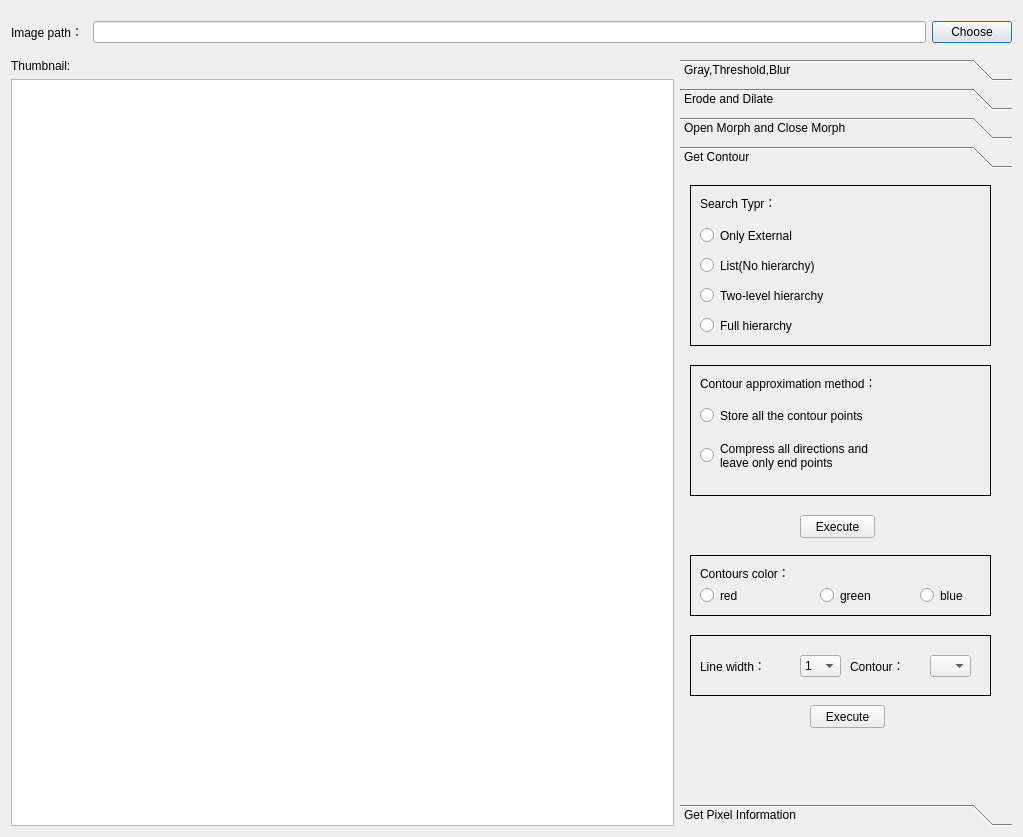
This is imagedraw.ui in Cat7102/Get-Boundary as Qt 5 draws it before an edit. The edited form follows.
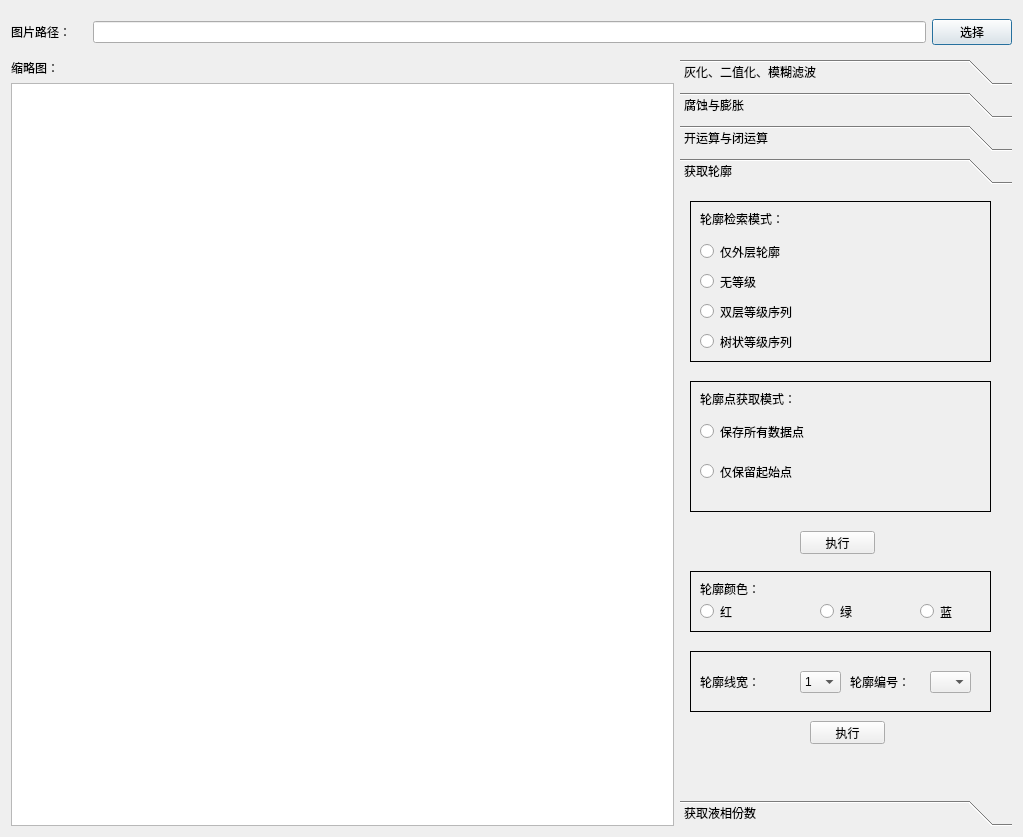
This is the edited form. The open tabs and pages were chosen to show the change.

```diff
--- a/imagedraw.ui
+++ b/imagedraw.ui
@@ -44,7 +44,7 @@
             </sizepolicy>
            </property>
            <property name="text">
-            <string>Image path：</string>
+            <string>图片路径：</string>
            </property>
            <property name="scaledContents">
             <bool>false</bool>
@@ -127,7 +127,7 @@
               </sizepolicy>
              </property>
              <property name="text">
-              <string>Choose</string>
+              <string>选择</string>
              </property>
             </widget>
            </item>
@@ -157,7 +157,7 @@
          <item>
           <widget class="QLabel" name="label_2">
            <property name="text">
-            <string>Thumbnail:</string>
+            <string>缩略图：</string>
            </property>
           </widget>
          </item>
@@ -189,7 +189,7 @@
              </rect>
             </property>
             <attribute name="label">
-             <string>Gray,Threshold,Blur</string>
+             <string>灰化、二值化、模糊滤波</string>
             </attribute>
             <widget class="QFrame" name="frame">
              <property name="geometry">
@@ -574,7 +574,7 @@
              </rect>
             </property>
             <attribute name="label">
-             <string>Erode and Dilate</string>
+             <string>腐蚀与膨胀</string>
             </attribute>
             <widget class="QFrame" name="frame_2">
              <property name="geometry">
@@ -759,7 +759,7 @@
              </rect>
             </property>
             <attribute name="label">
-             <string>Open Morph and Close Morph</string>
+             <string>开运算与闭运算</string>
             </attribute>
             <widget class="QFrame" name="frame_4">
              <property name="geometry">
@@ -861,12 +861,12 @@
              <rect>
               <x>0</x>
               <y>0</y>
-              <width>328</width>
-              <height>591</height>
+              <width>330</width>
+              <height>614</height>
              </rect>
             </property>
             <attribute name="label">
-             <string>Get Contour</string>
+             <string>获取轮廓</string>
             </attribute>
             <widget class="QFrame" name="frame_5">
              <property name="geometry">
@@ -908,7 +908,7 @@
                 </rect>
                </property>
                <property name="text">
-                <string>Search Typr：</string>
+                <string>轮廓检索模式：</string>
                </property>
               </widget>
               <widget class="QRadioButton" name="radioButton_5">
@@ -921,7 +921,7 @@
                 </rect>
                </property>
                <property name="text">
-                <string>Only External</string>
+                <string>仅外层轮廓</string>
                </property>
               </widget>
               <widget class="QRadioButton" name="radioButton_6">
@@ -934,7 +934,7 @@
                 </rect>
                </property>
                <property name="text">
-                <string>List(No hierarchy)</string>
+                <string>无等级</string>
                </property>
               </widget>
               <widget class="QRadioButton" name="radioButton_7">
@@ -947,7 +947,7 @@
                 </rect>
                </property>
                <property name="text">
-                <string>Two-level hierarchy</string>
+                <string>双层等级序列</string>
                </property>
               </widget>
               <widget class="QRadioButton" name="radioButton_8">
@@ -960,7 +960,7 @@
                 </rect>
                </property>
                <property name="text">
-                <string>Full hierarchy</string>
+                <string>树状等级序列</string>
                </property>
               </widget>
              </widget>
@@ -989,7 +989,7 @@
                 </rect>
                </property>
                <property name="text">
-                <string>Contour approximation method：</string>
+                <string>轮廓点获取模式：</string>
                </property>
               </widget>
               <widget class="QRadioButton" name="radioButton_13">
@@ -1002,7 +1002,7 @@
                 </rect>
                </property>
                <property name="text">
-                <string>Store all the contour points</string>
+                <string>保存所有数据点</string>
                </property>
               </widget>
               <widget class="QRadioButton" name="radioButton_14">
@@ -1015,8 +1015,7 @@
                 </rect>
                </property>
                <property name="text">
-                <string>Compress all directions and 
-leave only end points</string>
+                <string>仅保留起始点</string>
                </property>
               </widget>
              </widget>
@@ -1031,7 +1030,7 @@
               </rect>
              </property>
              <property name="text">
-              <string>Execute</string>
+              <string>执行</string>
              </property>
             </widget>
             <widget class="QPushButton" name="pushButton_9">
@@ -1044,7 +1043,7 @@
               </rect>
              </property>
              <property name="text">
-              <string>Execute</string>
+              <string>执行</string>
              </property>
             </widget>
             <widget class="QFrame" name="frame_9">
@@ -1072,7 +1071,7 @@
                </rect>
               </property>
               <property name="text">
-               <string>Contour：</string>
+               <string>轮廓编号：</string>
               </property>
              </widget>
              <widget class="QLabel" name="label_27">
@@ -1085,7 +1084,7 @@
                </rect>
               </property>
               <property name="text">
-               <string>Line width：</string>
+               <string>轮廓线宽：</string>
               </property>
              </widget>
              <widget class="QComboBox" name="comboBox">
@@ -1159,7 +1158,7 @@
                </rect>
               </property>
               <property name="text">
-               <string>Contours color：</string>
+               <string>轮廓颜色：</string>
               </property>
              </widget>
              <widget class="QRadioButton" name="radioButton_17">
@@ -1172,7 +1171,7 @@
                </rect>
               </property>
               <property name="text">
-               <string>red</string>
+               <string>红</string>
               </property>
              </widget>
              <widget class="QRadioButton" name="radioButton_18">
@@ -1185,7 +1184,7 @@
                </rect>
               </property>
               <property name="text">
-               <string>green</string>
+               <string>绿</string>
               </property>
              </widget>
              <widget class="QRadioButton" name="radioButton_19">
@@ -1198,7 +1197,7 @@
                </rect>
               </property>
               <property name="text">
-               <string>blue</string>
+               <string>蓝</string>
               </property>
              </widget>
             </widget>
@@ -1213,7 +1212,7 @@
              </rect>
             </property>
             <attribute name="label">
-             <string>Get Pixel Information</string>
+             <string>获取液相份数</string>
             </attribute>
             <widget class="QFrame" name="frame_10">
              <property name="geometry">
```
Left out of the diff: 76 changed lines with no effect on the pictures.
